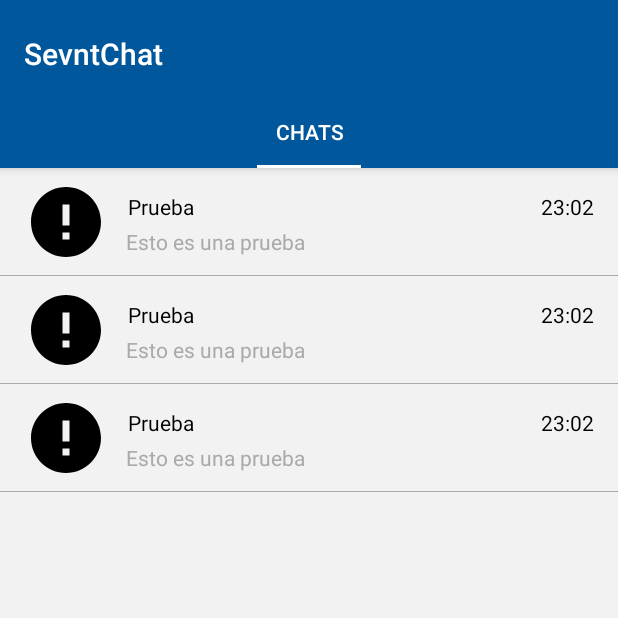
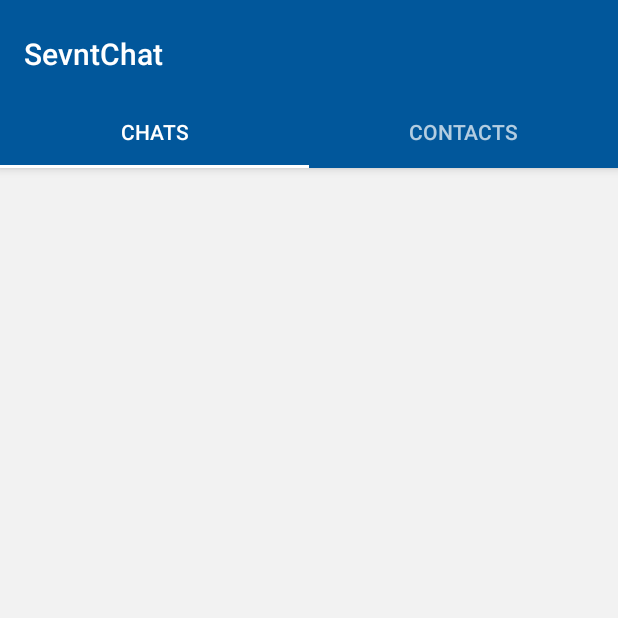
Before and after one commit to L3X7/sevnt-chat-mobile, an Android app: the screen it shows after launch (MainActivity), on a phone screen of 412 x 824 dp, the top half of it. Run offline under Robolectric (Android 15) with nearby library versions, the phone set to English and light mode, and no system bars; our stand-ins replace Picasso, Volley; network calls fail.

Commit message:
Add get contacts from api, add activity chat

```diff
--- a/app/build.gradle
+++ b/app/build.gradle
@@ -24,7 +24,7 @@ android {
 
 dependencies {
     implementation fileTree(dir: 'libs', include: ['*.jar'])
-    implementation"org.jetbrains.kotlin:kotlin-stdlib-jdk7:$kotlin_version"
+    implementation "org.jetbrains.kotlin:kotlin-stdlib-jdk7:$kotlin_version"
     implementation 'com.android.support.constraint:constraint-layout:1.1.3'
     testImplementation 'junit:junit:4.12'
     androidTestImplementation 'com.android.support.test:runner:1.0.2'
@@ -32,4 +32,5 @@ dependencies {
     implementation 'com.android.support:design:28.0.0'
     implementation 'com.squareup.picasso:picasso:2.71828'
     implementation 'com.android.support:appcompat-v7:28.0.0'
+    implementation 'com.android.volley:volley:1.1.1'
 }
--- a/app/src/main/java/com/sevnt/alex/sevntchat/MainActivity.kt
+++ b/app/src/main/java/com/sevnt/alex/sevntchat/MainActivity.kt
@@ -6,6 +6,7 @@ import android.support.v4.view.ViewPager
 import android.support.v7.app.AppCompatActivity
 import com.sevnt.alex.sevntchat.adapters.TabViewPageAdapter
 import com.sevnt.alex.sevntchat.fragments.ChatFragment
+import com.sevnt.alex.sevntchat.fragments.ContactFragment
 import kotlinx.android.synthetic.main.activity_main.*
 
 
@@ -28,6 +29,7 @@ class MainActivity : AppCompatActivity() {
     private fun setupViewPager(viewPager: ViewPager) {
         val adapter = TabViewPageAdapter(supportFragmentManager)
         adapter.addFragment(ChatFragment(), "Chats")
+        adapter.addFragment(ContactFragment(), "Contacts")
         viewPager.adapter = adapter
 
     }
--- a/app/src/main/java/com/sevnt/alex/sevntchat/fragments/ChatFragment.kt
+++ b/app/src/main/java/com/sevnt/alex/sevntchat/fragments/ChatFragment.kt
@@ -33,23 +33,7 @@ class ChatFragment : Fragment() {
 
     private fun loadInformation() {
         chatModel = ArrayList()
-        chatModel.add(
-                ChatModel("http://www.menucool.com/slider/prod/image-slider-4.jpg",
-                        "Prueba",
-                        "Esto es una prueba",
-                        "23:02")
 
-        )
-        chatModel.add(
-                ChatModel("http://www.menucool.com/slider/prod/image-slider-4.jpg",
-                        "Prueba",
-                        "Esto es una prueba",
-                        "23:02"))
-        chatModel.add(
-                ChatModel("http://www.menucool.com/slider/prod/image-slider-4.jpg",
-                        "Prueba",
-                        "Esto es una prueba",
-                        "23:02"))
 
 
     }
--- /dev/null
+++ b/app/src/main/java/com/sevnt/alex/sevntchat/fragments/ContactFragment.kt
@@ -0,0 +1,72 @@
+package com.sevnt.alex.sevntchat.fragments
+
+import android.os.Bundle
+import android.support.v4.app.Fragment
+import android.support.v7.widget.LinearLayoutManager
+import android.support.v7.widget.RecyclerView
+import android.util.Log
+import android.view.LayoutInflater
+import android.view.View
+import android.view.ViewGroup
+import android.widget.Toast
+import com.android.volley.Request
+import com.android.volley.Response
+import com.android.volley.toolbox.JsonArrayRequest
+import com.android.volley.toolbox.JsonObjectRequest
+import com.android.volley.toolbox.Volley
+import com.sevnt.alex.sevntchat.R
+import com.sevnt.alex.sevntchat.adapters.ContactAdapter
+import com.sevnt.alex.sevntchat.models.ContactModel
+import org.json.JSONArray
+import org.json.JSONObject
+import java.lang.Exception
+
+class ContactFragment : Fragment() {
+    private lateinit var recyclerView: RecyclerView
+    private lateinit var contactModel: ArrayList<ContactModel>
+    private lateinit var contactAdapter: ContactAdapter
+
+    override fun onCreate(savedInstanceState: Bundle?) {
+        super.onCreate(savedInstanceState)
+        contactModel = ArrayList()
+    }
+
+    override fun onCreateView(inflater: LayoutInflater, container: ViewGroup?, savedInstanceState: Bundle?): View? {
+        val v = inflater.inflate(R.layout.fragment_contact, container, false)
+        recyclerView = v.findViewById(R.id.rViewContact)
+        recyclerView.layoutManager = LinearLayoutManager(activity)
+        loadContacts(v)
+        contactAdapter = ContactAdapter(contactModel)
+        recyclerView.adapter = contactAdapter
+        return v
+    }
+
+    private fun loadContacts(itemView: View) {
+        val idUser = "5bbcf21fc2e5dd0015ff7e1d"
+        val url = resources.getString(R.string.get_contact_by_iuser) + idUser
+        val queue = Volley.newRequestQueue(itemView.context)
+        contactModel = ArrayList()
+        try {
+            val jsonRequest = JsonArrayRequest(Request.Method.GET, url, null,
+                    Response.Listener<JSONArray> { response ->
+                        if (response != null) {
+                            for (i in 0..(response.length() - 1)) {
+                                val jsonObject = response.getJSONObject(i).getJSONObject("contact_user")
+                                val nameContact = jsonObject.getString("first_name") + " " + jsonObject.getString("surname")
+                                val imageContact = jsonObject.getString("user_image")
+                                contactModel.add(ContactModel(imageContact, nameContact))
+                            }
+                            recyclerView.adapter?.notifyDataSetChanged()
+                        } else {
+                            Toast.makeText(view?.context, R.string.register_not_found, Toast.LENGTH_SHORT).show()
+                        }
+                    },
+                    Response.ErrorListener {
+                        Toast.makeText(view?.context, R.string.error_request, Toast.LENGTH_SHORT).show()
+                    })
+            queue.add(jsonRequest)
+        } catch (ex: Exception) {
+            Toast.makeText(view?.context, R.string.error_request, Toast.LENGTH_SHORT).show()
+        }
+    }
+}
--- /dev/null
+++ b/app/src/main/java/com/sevnt/alex/sevntchat/models/ContactModel.kt
@@ -0,0 +1,3 @@
+package com.sevnt.alex.sevntchat.models
+
+data class ContactModel(val imgUrl: String, val nameUser: String)
--- a/app/src/main/res/values/strings.xml
+++ b/app/src/main/res/values/strings.xml
@@ -1,3 +1,11 @@
 <resources>
     <string name="app_name">SevntChat</string>
+
+    <!--URL's-->
+    <!--Contacts-->
+    <string name="get_contact_by_iuser">https://sevnt-chat-api.herokuapp.com/api/contact/get-contact-by-iuser?id=</string>
+
+    <!--Messages from request-->
+    <string name="register_not_found">No se encontraron registros</string>
+    <string name="error_request">Hubo error al realizar la busqueda</string>
 </resources>
--- a/app/src/main/res/values/styles.xml
+++ b/app/src/main/res/values/styles.xml
@@ -1,7 +1,7 @@
 <resources>
 
     <!-- Base application theme. -->
-    <style name="AppTheme" parent="Theme.AppCompat.NoActionBar">
+    <style name="AppTheme" parent="Theme.AppCompat">
         <item name="colorPrimary">@color/colorPrimary</item>
         <item name="colorPrimaryDark">@color/colorPrimaryDark</item>
         <item name="colorAccent">@color/colorAccent</item>
```
Also changed, not shown: app/src/main/AndroidManifest.xml (+8 -2 lines), app/src/main/java/com/sevnt/alex/sevntchat/activities/ChatActivity.kt (added, +13 -0 lines), app/src/main/java/com/sevnt/alex/sevntchat/adapters/ContactAdapter.kt (added, +44 -0 lines), app/src/main/res/layout/activity_chat.xml (added, +9 -0 lines), app/src/main/res/layout/adapter_contact.xml (added, +37 -0 lines), app/src/main/res/layout/fragment_contact.xml (added, +18 -0 lines).
